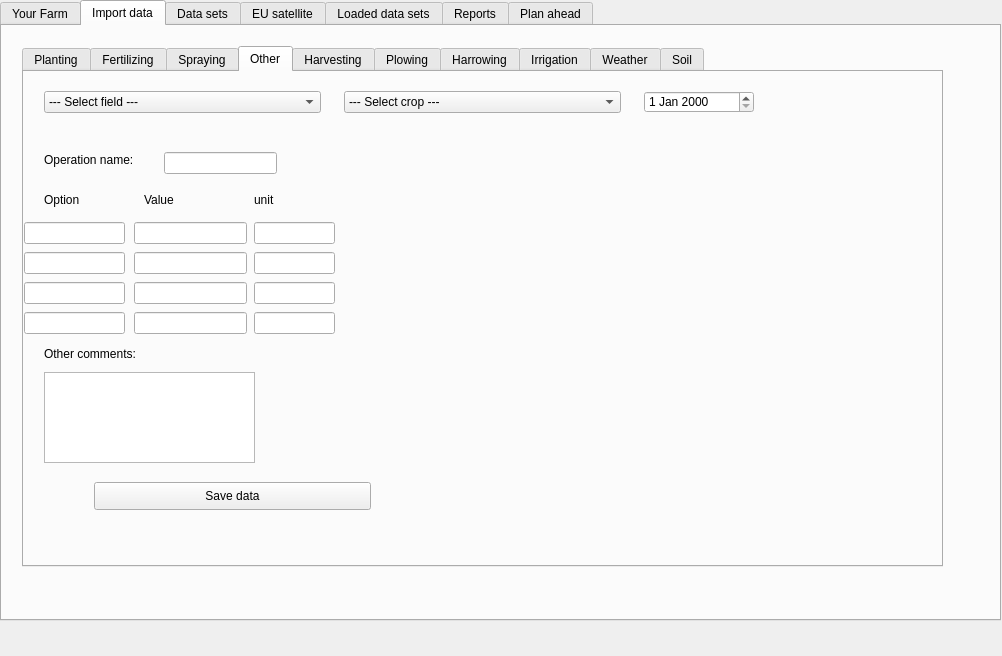
Old version of the form GeoDataFarm_dockwidget_base.ui in the repository axelande/geodatafarm3.
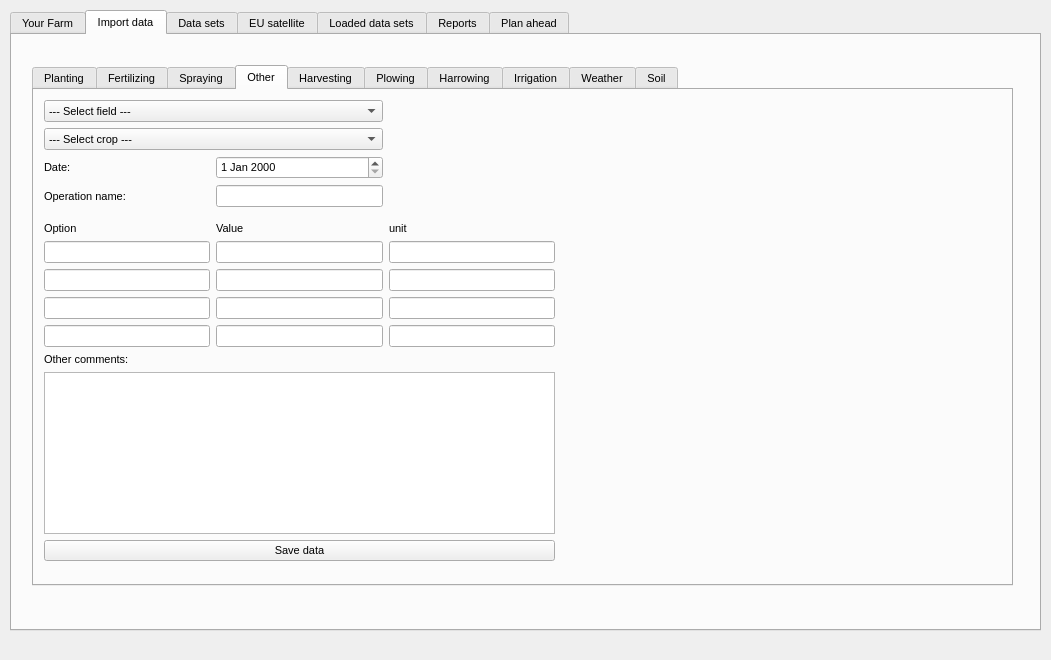
New version of the form. The open tabs and pages were chosen to show the change. Custom widgets are drawn as their Qt base class.

Commit message: Added "Layouts"  to the ui files and minor changes in files adding qt elements to the interfaces.

Patch:
```diff
--- a/GeoDataFarm_dockwidget_base.ui
+++ b/GeoDataFarm_dockwidget_base.ui
@@ -6,10 +6,16 @@
    <rect>
     <x>0</x>
     <y>0</y>
-    <width>1002</width>
-    <height>656</height>
+    <width>1051</width>
+    <height>660</height>
    </rect>
   </property>
+  <property name="layoutDirection">
+   <enum>Qt::LeftToRight</enum>
+  </property>
+  <property name="locale">
+   <locale language="English" country="UnitedKingdom"/>
+  </property>
   <property name="windowTitle">
    <string>GeoDataFarm</string>
   </property>
@@ -17,12 +23,17 @@
    <widget class="QTabWidget" name="tabWidget">
     <property name="geometry">
      <rect>
-      <x>0</x>
-      <y>0</y>
-      <width>1001</width>
+      <x>10</x>
+      <y>10</y>
+      <width>1031</width>
       <height>621</height>
      </rect>
     </property>
+    <property name="font">
+     <font>
+      <pointsize>8</pointsize>
+     </font>
+    </property>
     <property name="locale">
      <locale language="English" country="UnitedKingdom"/>
     </property>
@@ -325,8 +336,8 @@
       <property name="geometry">
        <rect>
         <x>20</x>
-        <y>20</y>
-        <width>921</width>
+        <y>30</y>
+        <width>981</width>
         <height>521</height>
        </rect>
       </property>
@@ -1260,275 +1271,154 @@
        <attribute name="title">
         <string>Other</string>
        </attribute>
-       <widget class="QComboBox" name="CBOCrop">
+       <widget class="QWidget" name="gridLayoutWidget_10">
         <property name="geometry">
          <rect>
-          <x>320</x>
-          <y>19</y>
-          <width>277</width>
-          <height>22</height>
+          <x>10</x>
+          <y>10</y>
+          <width>511</width>
+          <height>461</height>
          </rect>
         </property>
-        <property name="locale">
-         <locale language="English" country="UnitedKingdom"/>
-        </property>
-        <item>
-         <property name="text">
-          <string>--- Select crop ---</string>
-         </property>
-        </item>
-       </widget>
-       <widget class="QPlainTextEdit" name="LEOOther">
-        <property name="geometry">
-         <rect>
-          <x>20</x>
-          <y>300</y>
-          <width>211</width>
-          <height>91</height>
-         </rect>
-        </property>
-       </widget>
-       <widget class="QDateEdit" name="DEOther">
-        <property name="geometry">
-         <rect>
-          <x>620</x>
-          <y>19</y>
-          <width>110</width>
-          <height>22</height>
-         </rect>
-        </property>
-       </widget>
-       <widget class="QComboBox" name="CBOField">
-        <property name="geometry">
-         <rect>
-          <x>20</x>
-          <y>19</y>
-          <width>277</width>
-          <height>22</height>
-         </rect>
-        </property>
-        <property name="locale">
-         <locale language="English" country="UnitedKingdom"/>
-        </property>
-        <item>
-         <property name="text">
-          <string>--- Select field ---</string>
-         </property>
-        </item>
-       </widget>
-       <widget class="QLabel" name="label_46">
-        <property name="geometry">
-         <rect>
-          <x>20</x>
-          <y>274</y>
-          <width>141</width>
-          <height>16</height>
-         </rect>
-        </property>
-        <property name="text">
-         <string>Other comments:</string>
-        </property>
-       </widget>
-       <widget class="QLabel" name="label_48">
-        <property name="geometry">
-         <rect>
-          <x>120</x>
-          <y>120</y>
-          <width>81</width>
-          <height>16</height>
-         </rect>
-        </property>
-        <property name="text">
-         <string>Value</string>
-        </property>
-       </widget>
-       <widget class="QPushButton" name="PBSaveOther">
-        <property name="enabled">
-         <bool>true</bool>
-        </property>
-        <property name="geometry">
-         <rect>
-          <x>70</x>
-          <y>410</y>
-          <width>277</width>
-          <height>28</height>
-         </rect>
-        </property>
-        <property name="locale">
-         <locale language="English" country="UnitedKingdom"/>
-        </property>
-        <property name="text">
-         <string>Save data</string>
-        </property>
-       </widget>
-       <widget class="QLineEdit" name="LEOValue_1">
-        <property name="geometry">
-         <rect>
-          <x>110</x>
-          <y>150</y>
-          <width>113</width>
-          <height>22</height>
-         </rect>
-        </property>
-       </widget>
+        <layout class="QGridLayout" name="gridLayout_10">
+         <item row="6" column="1">
+          <widget class="QLineEdit" name="LEOValue_1"/>
+         </item>
+         <item row="3" column="0">
        <widget class="QLabel" name="label_71">
-        <property name="geometry">
-         <rect>
-          <x>20</x>
-          <y>80</y>
-          <width>111</width>
-          <height>16</height>
-         </rect>
-        </property>
         <property name="text">
          <string>Operation name:</string>
         </property>
        </widget>
-       <widget class="QLineEdit" name="LEOtherName">
-        <property name="geometry">
-         <rect>
-          <x>140</x>
-          <y>80</y>
-          <width>113</width>
-          <height>22</height>
-         </rect>
-        </property>
-       </widget>
-       <widget class="QLineEdit" name="LEOOption_1">
-        <property name="geometry">
-         <rect>
-          <x>0</x>
-          <y>150</y>
-          <width>101</width>
-          <height>22</height>
-         </rect>
-        </property>
-       </widget>
+         </item>
+         <item row="8" column="2">
+          <widget class="QLineEdit" name="LEOUnit_3"/>
+         </item>
+         <item row="2" column="1">
+          <widget class="QDateEdit" name="DEOther"/>
+         </item>
+         <item row="8" column="0">
+          <widget class="QLineEdit" name="LEOOption_3"/>
+         </item>
+         <item row="11" column="0" colspan="3">
+          <widget class="QPlainTextEdit" name="LEOOther"/>
+         </item>
+         <item row="5" column="2">
        <widget class="QLabel" name="label_44">
-        <property name="geometry">
-         <rect>
-          <x>230</x>
-          <y>120</y>
-          <width>81</width>
-          <height>16</height>
-         </rect>
-        </property>
         <property name="text">
          <string>unit</string>
         </property>
        </widget>
+         </item>
+         <item row="2" column="0">
+          <widget class="QLabel" name="label_77">
+           <property name="text">
+            <string>Date:</string>
+           </property>
+          </widget>
+         </item>
+         <item row="4" column="0">
+          <spacer name="verticalSpacer_7">
+           <property name="orientation">
+            <enum>Qt::Vertical</enum>
+           </property>
+           <property name="sizeHint" stdset="0">
+            <size>
+             <width>20</width>
+             <height>40</height>
+            </size>
+           </property>
+          </spacer>
+         </item>
+         <item row="9" column="1">
+          <widget class="QLineEdit" name="LEOValue_4"/>
+         </item>
+         <item row="5" column="1">
+          <widget class="QLabel" name="label_48">
+           <property name="text">
+            <string>Value</string>
+           </property>
+          </widget>
+         </item>
+         <item row="10" column="0">
+          <widget class="QLabel" name="label_46">
+           <property name="text">
+            <string>Other comments:</string>
+           </property>
+          </widget>
+         </item>
+         <item row="6" column="2">
+          <widget class="QLineEdit" name="LEOUnit_1"/>
+         </item>
+         <item row="7" column="2">
+          <widget class="QLineEdit" name="LEOUnit_2"/>
+         </item>
+         <item row="8" column="1">
+          <widget class="QLineEdit" name="LEOValue_3"/>
+         </item>
+         <item row="7" column="0">
+          <widget class="QLineEdit" name="LEOOption_2"/>
+         </item>
+         <item row="3" column="1">
+          <widget class="QLineEdit" name="LEOtherName"/>
+         </item>
+         <item row="9" column="2">
+          <widget class="QLineEdit" name="LEOUnit_4"/>
+         </item>
+         <item row="6" column="0">
+          <widget class="QLineEdit" name="LEOOption_1"/>
+         </item>
+         <item row="7" column="1">
+          <widget class="QLineEdit" name="LEOValue_2"/>
+         </item>
+         <item row="5" column="0">
        <widget class="QLabel" name="label_73">
-        <property name="geometry">
-         <rect>
-          <x>20</x>
-          <y>120</y>
-          <width>81</width>
-          <height>16</height>
-         </rect>
-        </property>
         <property name="text">
          <string>Option</string>
         </property>
        </widget>
-       <widget class="QLineEdit" name="LEOOption_2">
-        <property name="geometry">
-         <rect>
-          <x>0</x>
-          <y>180</y>
-          <width>101</width>
-          <height>22</height>
-         </rect>
-        </property>
-       </widget>
-       <widget class="QLineEdit" name="LEOOption_3">
-        <property name="geometry">
-         <rect>
-          <x>0</x>
-          <y>210</y>
-          <width>101</width>
-          <height>22</height>
-         </rect>
-        </property>
-       </widget>
-       <widget class="QLineEdit" name="LEOOption_4">
-        <property name="geometry">
-         <rect>
-          <x>0</x>
-          <y>240</y>
-          <width>101</width>
-          <height>22</height>
-         </rect>
-        </property>
-       </widget>
-       <widget class="QLineEdit" name="LEOValue_2">
-        <property name="geometry">
-         <rect>
-          <x>110</x>
-          <y>180</y>
-          <width>113</width>
-          <height>22</height>
-         </rect>
-        </property>
-       </widget>
-       <widget class="QLineEdit" name="LEOValue_3">
-        <property name="geometry">
-         <rect>
-          <x>110</x>
-          <y>210</y>
-          <width>113</width>
-          <height>22</height>
-         </rect>
-        </property>
-       </widget>
-       <widget class="QLineEdit" name="LEOValue_4">
-        <property name="geometry">
-         <rect>
-          <x>110</x>
-          <y>240</y>
-          <width>113</width>
-          <height>22</height>
-         </rect>
-        </property>
-       </widget>
-       <widget class="QLineEdit" name="LEOUnit_1">
-        <property name="geometry">
-         <rect>
-          <x>230</x>
-          <y>150</y>
-          <width>81</width>
-          <height>22</height>
-         </rect>
-        </property>
-       </widget>
-       <widget class="QLineEdit" name="LEOUnit_2">
-        <property name="geometry">
-         <rect>
-          <x>230</x>
-          <y>180</y>
-          <width>81</width>
-          <height>22</height>
-         </rect>
-        </property>
-       </widget>
-       <widget class="QLineEdit" name="LEOUnit_3">
-        <property name="geometry">
-         <rect>
-          <x>230</x>
-          <y>210</y>
-          <width>81</width>
-          <height>22</height>
-         </rect>
-        </property>
-       </widget>
-       <widget class="QLineEdit" name="LEOUnit_4">
-        <property name="geometry">
-         <rect>
-          <x>230</x>
-          <y>240</y>
-          <width>81</width>
-          <height>22</height>
-         </rect>
-        </property>
+         </item>
+         <item row="9" column="0">
+          <widget class="QLineEdit" name="LEOOption_4"/>
+         </item>
+         <item row="0" column="0" colspan="2">
+          <widget class="QComboBox" name="CBOField">
+           <property name="locale">
+            <locale language="English" country="UnitedKingdom"/>
+           </property>
+           <item>
+            <property name="text">
+             <string>--- Select field ---</string>
+            </property>
+           </item>
+          </widget>
+         </item>
+         <item row="1" column="0" colspan="2">
+          <widget class="QComboBox" name="CBOCrop">
+           <property name="locale">
+            <locale language="English" country="UnitedKingdom"/>
+           </property>
+           <item>
+            <property name="text">
+             <string>--- Select crop ---</string>
+            </property>
+           </item>
+          </widget>
+         </item>
+         <item row="12" column="0" colspan="3">
+          <widget class="QPushButton" name="PBSaveOther">
+           <property name="enabled">
+            <bool>true</bool>
+           </property>
+           <property name="locale">
+            <locale language="English" country="UnitedKingdom"/>
+           </property>
+           <property name="text">
+            <string>Save data</string>
+           </property>
+          </widget>
+         </item>
+        </layout>
        </widget>
       </widget>
       <widget class="QWidget" name="tab_12">
```
Left out of the diff: 5131 changed lines with no effect on the pictures. Lines whose indentation alone changed are shown as unchanged. The commit also changes 14 other files.
